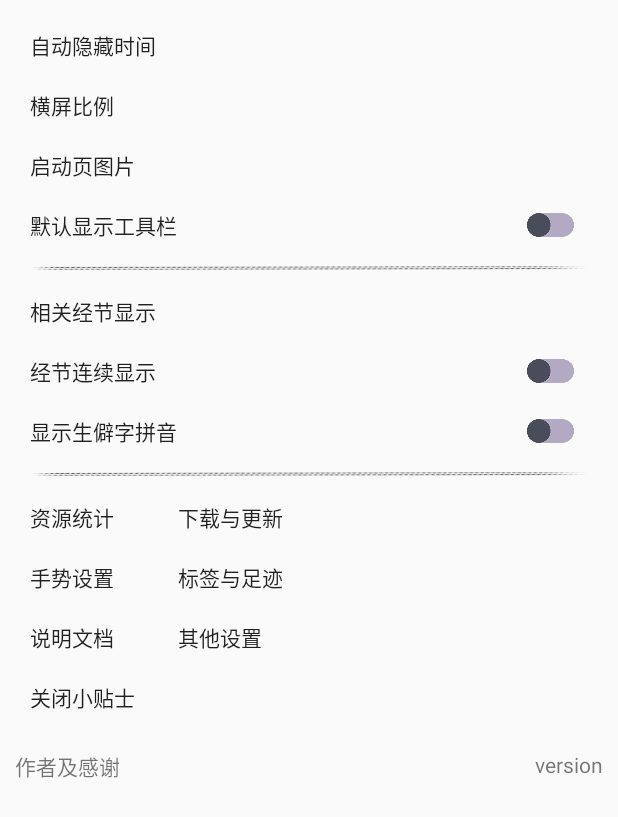
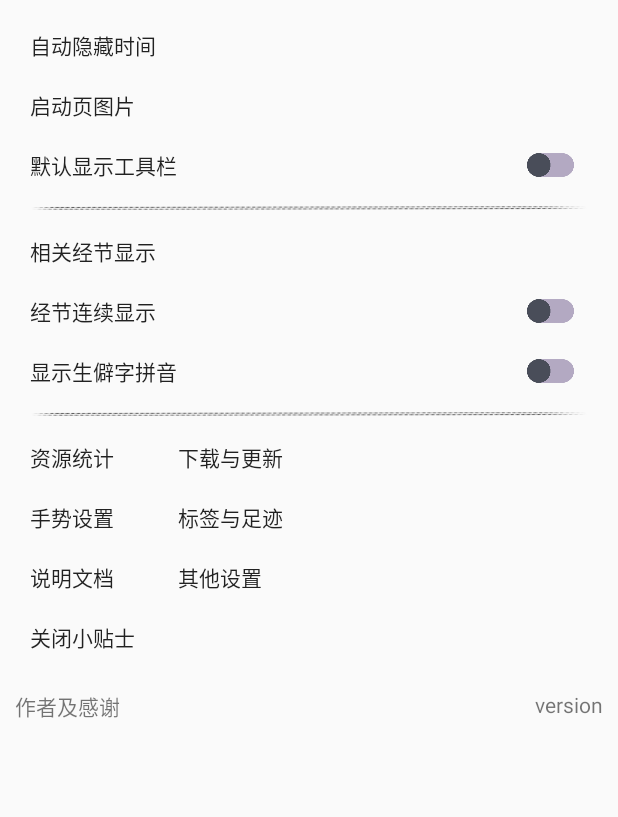
Before and after one commit to wubaobei/loveHymn, an Android app: the layout setting_layout.xml on its own in the app's theme, with its tools: preview values and no code run, on a phone screen of 412 x 824 dp. Shown: the top 817 px of the screen. Run offline under Robolectric (Android 15) with nearby library versions, the phone set to English and light mode, and no system bars.

Commit message:
删除屏幕比例设置，pdf可以直接进一步缩放

```diff
--- a/app/src/main/java/pri/prepare/lovehymn/client/WhiteActivity.java
+++ b/app/src/main/java/pri/prepare/lovehymn/client/WhiteActivity.java
@@ -39,6 +39,7 @@ public class WhiteActivity extends AppCompatActivity {
         int page = intent.getIntExtra("page", 0);
         PDFView pdfv = binding.pdfv2;
         pdfv.fromFile(new File(path)).defaultPage(page).load();
+        pdfv.setMinZoom(0.6f);
         handler.post(runnable);
         lockBtnSet();
         new Thread(r).start();
--- a/app/src/main/java/pri/prepare/lovehymn/server/entity/Setting.java
+++ b/app/src/main/java/pri/prepare/lovehymn/server/entity/Setting.java
@@ -39,10 +39,6 @@ public class Setting {
      * 经节连续显示
      */
     public static final int SECTION_CT = 10;
-    /**
-     * 屏幕比例
-     */
-    public static final int SCREEN_K = 11;
     /**
      * 收藏夹
      */
@@ -255,7 +251,6 @@ public class Setting {
             defaultMap.put(SHOW_CHINESE_ENGLISH, show_chinese_english_default);
             defaultMap.put(APP_THEME, 0);
             defaultMap.put(RES_VERSION, 0);
-            defaultMap.put(SCREEN_K, 0);
             defaultMap.put(MP3_COUNT_CACHE, "");
             defaultMap.put(COLLECT, "");
             defaultMap.put(LAST_OPEN, Service.getC().getFirstHymnPath());
--- a/app/src/main/res/layout/setting_layout.xml
+++ b/app/src/main/res/layout/setting_layout.xml
@@ -42,34 +42,6 @@
 
                     <Button
                         android:id="@+id/dispearTimeBtn"
-                        android:layout_width="wrap_content"
-                        android:layout_height="wrap_content"
-                        android:layout_alignParentEnd="true"
-                        android:layout_centerVertical="true"
-                        android:layout_marginEnd="@dimen/set_padding"
-                        android:background="@drawable/btn_white"
-                        android:minHeight="@dimen/setting_btn_min_height" />
-                </RelativeLayout>
-
-                <RelativeLayout
-                    android:layout_width="match_parent"
-                    android:layout_height="match_parent">
-
-                    <Button
-                        android:id="@+id/screenK"
-                        android:layout_width="match_parent"
-                        android:layout_height="wrap_content"
-                        android:layout_marginLeft="@dimen/set_padding"
-                        android:layout_marginRight="@dimen/set_padding"
-                        android:layout_toStartOf="@+id/screenKBtn"
-                        android:background="@drawable/btn_white"
-                        android:drawablePadding="10dp"
-                        android:gravity="center_vertical"
-                        android:minHeight="@dimen/setting_btn_min_height"
-                        android:text="横屏比例" />
-
-                    <Button
-                        android:id="@+id/screenKBtn"
                         android:layout_width="wrap_content"
                         android:layout_height="wrap_content"
                         android:layout_alignParentEnd="true"
```
Also changed, not shown: app/src/main/AndroidManifest.xml (+4 -3 lines), app/src/main/java/pri/prepare/lovehymn/client/MainActivity.java (+40 -38 lines), app/src/main/java/pri/prepare/lovehymn/client/SettingDialog.java (+2 -31 lines), app/src/main/java/pri/prepare/lovehymn/client/tool/TouchUtil.java (+21 -0 lines), app/src/main/java/pri/prepare/lovehymn/server/function/ScreenKTool.java (deleted, +0 -62 lines).
